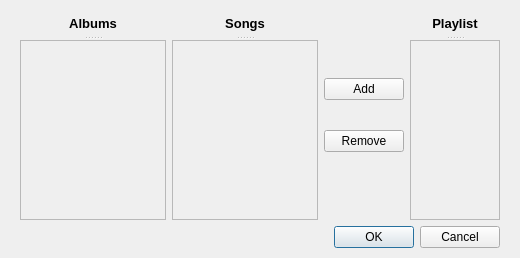
Qt form dialogeditplaylist.ui (CermakM/MediaPlayer) before a commit.
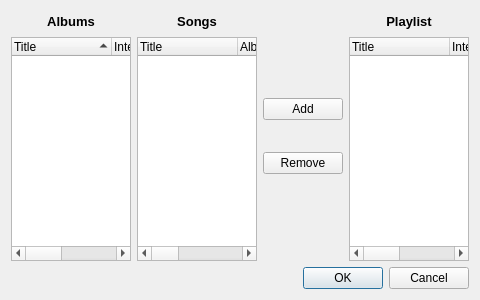
The same form after that commit.

Commit message: Playback in sequence - loading playlist added

```diff
--- a/dialogeditplaylist.ui
+++ b/dialogeditplaylist.ui
@@ -6,49 +6,22 @@
    <rect>
     <x>0</x>
     <y>0</y>
-    <width>520</width>
-    <height>258</height>
+    <width>480</width>
+    <height>300</height>
    </rect>
   </property>
   <property name="windowTitle">
    <string>Dialog</string>
   </property>
   <layout class="QGridLayout" name="gridLayout_2">
-   <property name="leftMargin">
-    <number>10</number>
-   </property>
-   <property name="topMargin">
-    <number>10</number>
-   </property>
-   <property name="rightMargin">
-    <number>10</number>
-   </property>
-   <property name="bottomMargin">
-    <number>10</number>
-   </property>
    <item row="0" column="0">
-    <layout class="QGridLayout" name="gridLayout" columnstretch="8,0,0">
-     <property name="leftMargin">
-      <number>10</number>
-     </property>
-     <property name="rightMargin">
-      <number>10</number>
-     </property>
-     <item row="0" column="2">
-      <widget class="QSplitter" name="splitterPlaylist">
-       <property name="orientation">
-        <enum>Qt::Vertical</enum>
-       </property>
-       <widget class="QLabel" name="labelPlaylist">
-        <property name="enabled">
-         <bool>true</bool>
-        </property>
-        <property name="sizePolicy">
-         <sizepolicy hsizetype="Expanding" vsizetype="Preferred">
-          <horstretch>0</horstretch>
-          <verstretch>0</verstretch>
-         </sizepolicy>
-        </property>
+    <layout class="QVBoxLayout" name="verticalLayout">
+     <item>
+      <layout class="QGridLayout" name="gridLayout">
+       <item row="0" column="0">
+        <layout class="QVBoxLayout" name="verticalLayout_2">
+         <item>
+          <widget class="QLabel" name="labelAlbums">
         <property name="minimumSize">
          <size>
           <width>0</width>
@@ -70,7 +43,7 @@
          </font>
         </property>
         <property name="text">
-         <string>Playlist</string>
+            <string>Albums</string>
         </property>
         <property name="scaledContents">
          <bool>true</bool>
@@ -79,33 +52,99 @@
          <set>Qt::AlignCenter</set>
         </property>
        </widget>
-       <widget class="QScrollArea" name="scrollAreaPlaylist">
-        <property name="minimumSize">
-         <size>
-          <width>90</width>
-          <height>180</height>
-         </size>
-        </property>
-        <property name="widgetResizable">
+         </item>
+         <item>
+          <widget class="QTreeWidget" name="treeAlbum">
+           <property name="sortingEnabled">
          <bool>true</bool>
         </property>
-        <widget class="QWidget" name="scrollSongs">
-         <property name="geometry">
-          <rect>
-           <x>0</x>
-           <y>0</y>
-           <width>88</width>
-           <height>180</height>
-          </rect>
-         </property>
-        </widget>
-       </widget>
-      </widget>
+           <column>
+            <property name="text">
+             <string>Title</string>
+            </property>
+           </column>
+           <column>
+            <property name="text">
+             <string>Interpret</string>
+            </property>
+           </column>
+           <column>
+            <property name="text">
+             <string>Year</string>
+            </property>
+           </column>
+          </widget>
+         </item>
+        </layout>
      </item>
      <item row="0" column="1">
+        <layout class="QVBoxLayout" name="verticalLayout_3">
+         <item>
+          <widget class="QLabel" name="labelSongs">
+           <property name="enabled">
+            <bool>true</bool>
+           </property>
+           <property name="minimumSize">
+            <size>
+             <width>0</width>
+             <height>20</height>
+            </size>
+           </property>
+           <property name="maximumSize">
+            <size>
+             <width>16777215</width>
+             <height>30</height>
+            </size>
+           </property>
+           <property name="font">
+            <font>
+             <family>Segoe UI</family>
+             <pointsize>10</pointsize>
+             <weight>75</weight>
+             <bold>true</bold>
+            </font>
+           </property>
+           <property name="text">
+            <string>Songs</string>
+           </property>
+           <property name="scaledContents">
+            <bool>true</bool>
+           </property>
+           <property name="alignment">
+            <set>Qt::AlignCenter</set>
+           </property>
+          </widget>
+         </item>
+         <item>
+          <widget class="QTreeWidget" name="treeSongs">
+           <column>
+            <property name="text">
+             <string notr="true">Title</string>
+            </property>
+           </column>
+           <column>
+            <property name="text">
+             <string>Album</string>
+            </property>
+           </column>
+           <column>
+            <property name="text">
+             <string>Interpret</string>
+            </property>
+           </column>
+           <column>
+            <property name="text">
+             <string>Year</string>
+            </property>
+           </column>
+          </widget>
+         </item>
+        </layout>
+       </item>
+       <item row="0" column="2">
       <layout class="QFormLayout" name="formLayout">
-       <property name="sizeConstraint">
-        <enum>QLayout::SetDefaultConstraint</enum>
+         <property name="fieldGrowthPolicy">
+          <enum>QFormLayout::AllNonFixedFieldsGrow</enum>
        </property>
        <property name="labelAlignment">
         <set>Qt::AlignCenter</set>
@@ -116,9 +155,6 @@
        <property name="horizontalSpacing">
         <number>0</number>
        </property>
-       <property name="verticalSpacing">
-        <number>0</number>
-       </property>
        <item row="0" column="0">
         <widget class="QPushButton" name="AddToPlaylistButton">
          <property name="text">
@@ -133,8 +169,8 @@
          </property>
         </widget>
        </item>
-       <item row="1" column="0" colspan="2">
-        <spacer name="verticalSpacer">
+         <item row="1" column="0">
+          <spacer name="verticalSpacerEP">
          <property name="orientation">
           <enum>Qt::Vertical</enum>
          </property>
@@ -144,107 +180,26 @@
          <property name="sizeHint" stdset="0">
           <size>
            <width>20</width>
-           <height>30</height>
+             <height>20</height>
           </size>
          </property>
         </spacer>
        </item>
       </layout>
      </item>
-     <item row="0" column="0">
-      <layout class="QHBoxLayout" name="horizontalLayout">
+       <item row="0" column="3">
+        <layout class="QVBoxLayout" name="verticalLayout_4">
        <item>
-        <widget class="QSplitter" name="splitterAlbums">
-         <property name="sizePolicy">
-          <sizepolicy hsizetype="Expanding" vsizetype="Preferred">
-           <horstretch>0</horstretch>
-           <verstretch>0</verstretch>
-          </sizepolicy>
-         </property>
-         <property name="orientation">
-          <enum>Qt::Vertical</enum>
-         </property>
-         <widget class="QLabel" name="labelAlbums">
-          <property name="minimumSize">
-           <size>
-            <width>0</width>
-            <height>20</height>
-           </size>
-          </property>
-          <property name="maximumSize">
-           <size>
-            <width>16777215</width>
-            <height>30</height>
-           </size>
-          </property>
-          <property name="font">
-           <font>
-            <family>Segoe UI</family>
-            <pointsize>10</pointsize>
-            <weight>75</weight>
-            <bold>true</bold>
-           </font>
-          </property>
-          <property name="text">
-           <string>Albums</string>
-          </property>
-          <property name="scaledContents">
-           <bool>true</bool>
-          </property>
-          <property name="alignment">
-           <set>Qt::AlignCenter</set>
-          </property>
-         </widget>
-         <widget class="QScrollArea" name="scrollAreaAlbums">
-          <property name="sizePolicy">
-           <sizepolicy hsizetype="Expanding" vsizetype="Preferred">
-            <horstretch>0</horstretch>
-            <verstretch>0</verstretch>
-           </sizepolicy>
-          </property>
-          <property name="minimumSize">
-           <size>
-            <width>100</width>
-            <height>180</height>
-           </size>
-          </property>
-          <property name="autoFillBackground">
-           <bool>false</bool>
-          </property>
-          <property name="widgetResizable">
-           <bool>true</bool>
-          </property>
-          <property name="alignment">
-           <set>Qt::AlignHCenter|Qt::AlignTop</set>
-          </property>
-          <widget class="QWidget" name="scrollAlbums">
-           <property name="geometry">
-            <rect>
-             <x>0</x>
-             <y>0</y>
-             <width>145</width>
-             <height>178</height>
-            </rect>
-           </property>
-          </widget>
-         </widget>
-        </widget>
-       </item>
-       <item>
-        <widget class="QSplitter" name="splitterSongs">
-         <property name="sizePolicy">
-          <sizepolicy hsizetype="Expanding" vsizetype="Preferred">
-           <horstretch>0</horstretch>
-           <verstretch>0</verstretch>
-          </sizepolicy>
-         </property>
-         <property name="orientation">
-          <enum>Qt::Vertical</enum>
-         </property>
-         <widget class="QLabel" name="labelSongs">
+          <widget class="QLabel" name="labelPlaylist">
           <property name="enabled">
            <bool>true</bool>
           </property>
+           <property name="sizePolicy">
+            <sizepolicy hsizetype="Expanding" vsizetype="Preferred">
+             <horstretch>0</horstretch>
+             <verstretch>0</verstretch>
+            </sizepolicy>
+           </property>
           <property name="minimumSize">
            <size>
             <width>0</width>
@@ -266,7 +221,7 @@
            </font>
           </property>
           <property name="text">
-           <string>Songs</string>
+            <string>Playlist</string>
           </property>
           <property name="scaledContents">
            <bool>true</bool>
@@ -275,45 +230,31 @@
            <set>Qt::AlignCenter</set>
           </property>
          </widget>
-         <widget class="QScrollArea" name="scrollAreaSongs">
-          <property name="sizePolicy">
-           <sizepolicy hsizetype="Expanding" vsizetype="Preferred">
-            <horstretch>0</horstretch>
-            <verstretch>0</verstretch>
-           </sizepolicy>
-          </property>
-          <property name="minimumSize">
-           <size>
-            <width>100</width>
-            <height>180</height>
-           </size>
-          </property>
-          <property name="autoFillBackground">
-           <bool>false</bool>
-          </property>
-          <property name="widgetResizable">
-           <bool>true</bool>
-          </property>
-          <property name="alignment">
-           <set>Qt::AlignHCenter|Qt::AlignTop</set>
-          </property>
-          <widget class="QWidget" name="scrollSongs_2">
-           <property name="geometry">
-            <rect>
-             <x>0</x>
-             <y>0</y>
-             <width>144</width>
-             <height>178</height>
-            </rect>
-           </property>
-           <zorder>splitterAlbums</zorder>
+         </item>
+         <item>
+          <widget class="QTreeWidget" name="treePlaylist">
+           <column>
+            <property name="text">
+             <string notr="true">Title</string>
+            </property>
+           </column>
+           <column>
+            <property name="text">
+             <string>Interpret</string>
+            </property>
+           </column>
+           <column>
+            <property name="text">
+             <string>Album</string>
+            </property>
+           </column>
           </widget>
-         </widget>
-        </widget>
        </item>
       </layout>
      </item>
-     <item row="1" column="0" colspan="3">
+      </layout>
+     </item>
+     <item>
       <widget class="QDialogButtonBox" name="buttonBox">
        <property name="orientation">
         <enum>Qt::Horizontal</enum>
```
Left out of the diff: 8 changed lines with no effect on the pictures. Lines whose indentation alone changed are shown as unchanged. The commit also changes 11 other files.
